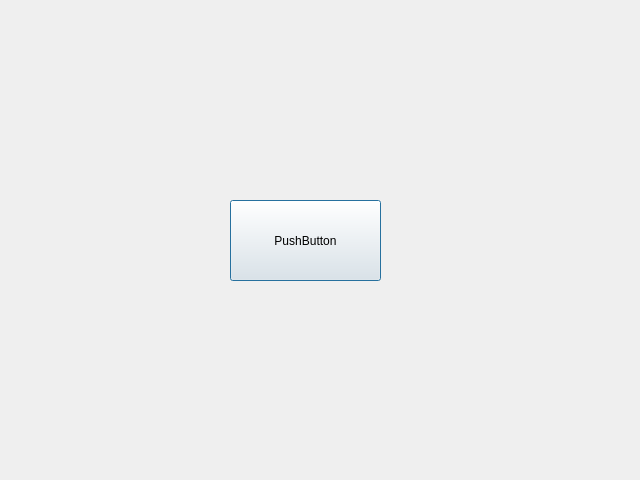
First picture: the form in name.ui, repository lcc-666/choose_name, before the edit.
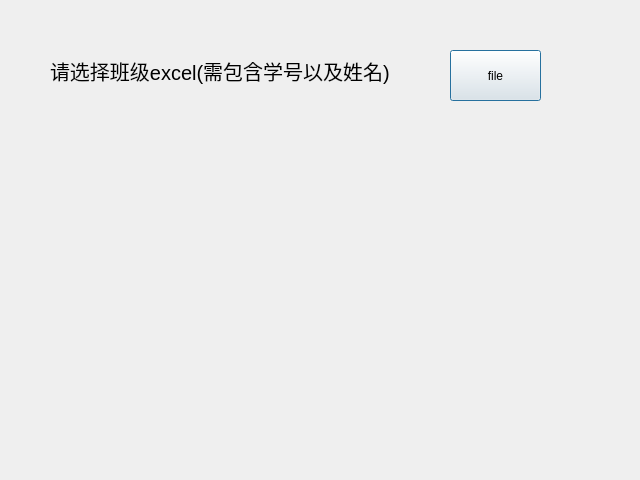
Second picture: the form after the edit.

Patch:
```diff
--- a/name.ui
+++ b/name.ui
@@ -13,17 +13,41 @@
   <property name="windowTitle">
    <string>Dialog</string>
   </property>
+  <property name="sizeGripEnabled">
+   <bool>false</bool>
+  </property>
   <widget class="QPushButton" name="pushButton">
    <property name="geometry">
     <rect>
-     <x>230</x>
-     <y>200</y>
-     <width>151</width>
+     <x>450</x>
+     <y>50</y>
+     <width>91</width>
+     <height>51</height>
+    </rect>
+   </property>
+   <property name="text">
+    <string>file</string>
+   </property>
+  </widget>
+  <widget class="QLabel" name="label">
+   <property name="geometry">
+    <rect>
+     <x>50</x>
+     <y>30</y>
+     <width>361</width>
      <height>81</height>
     </rect>
    </property>
+   <property name="font">
+    <font>
+     <pointsize>15</pointsize>
+    </font>
+   </property>
    <property name="text">
-    <string>PushButton</string>
+    <string>请选择班级excel(需包含学号以及姓名)</string>
+   </property>
+   <property name="textFormat">
+    <enum>Qt::AutoText</enum>
    </property>
   </widget>
  </widget>
```
